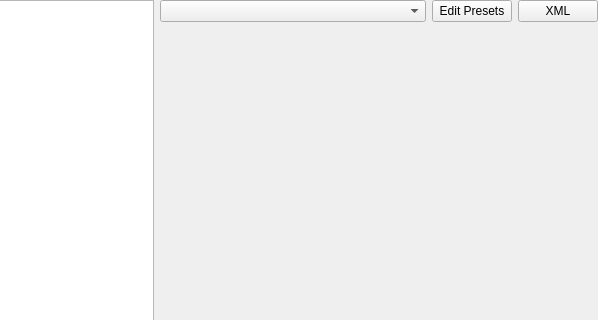
The window that libs/ui/forms/wdgfilterselector.ui (KDE/krita) describes before a commit, drawn with Qt 5; both pictures show x 102 to 700 and y 0 to 320 of the 700 by 430 pixel window.
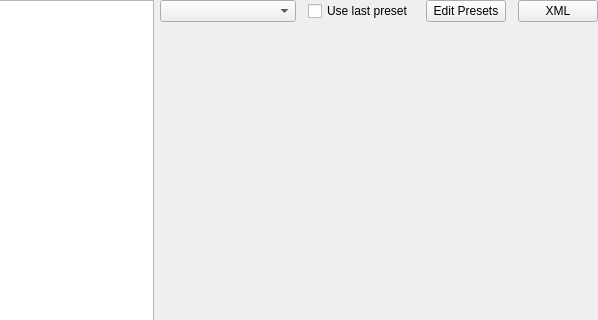
The same window after the commit. Custom widgets are drawn as their Qt base class.

Commit message:
Add a checkbox to automatically select the last used filter preset
Or not...

Diff of the .ui file:
```diff
--- a/libs/ui/forms/wdgfilterselector.ui
+++ b/libs/ui/forms/wdgfilterselector.ui
@@ -58,13 +58,6 @@
     </widget>
    </item>
    <item>
-    <widget class="QWidget" name="widget">
-     <property name="sizePolicy">
-      <sizepolicy hsizetype="Preferred" vsizetype="Preferred">
-       <horstretch>1</horstretch>
-       <verstretch>0</verstretch>
-      </sizepolicy>
-     </property>
      <layout class="QVBoxLayout" name="verticalLayout">
       <property name="spacing">
        <number>12</number>
@@ -82,7 +75,6 @@
        <number>0</number>
       </property>
       <item>
-       <widget class="QWidget" name="widget_2">
         <layout class="QHBoxLayout" name="horizontalLayout">
          <property name="leftMargin">
           <number>0</number>
@@ -118,6 +110,16 @@
            </property>
           </widget>
          </item>
+       <item>
+        <widget class="QCheckBox" name="chkRememberPreset">
+         <property name="toolTip">
+          <string>Restore the last used preset</string>
+         </property>
+         <property name="text">
+          <string>Use last preset</string>
+         </property>
+        </widget>
+       </item>
          <item>
           <widget class="QPushButton" name="pushButtonEditPressets">
            <property name="text">
@@ -136,7 +138,6 @@
           </widget>
          </item>
         </layout>
-       </widget>
       </item>
       <item>
        <widget class="QScrollArea" name="scrollArea">
@@ -189,7 +190,6 @@
        </widget>
       </item>
      </layout>
-    </widget>
    </item>
   </layout>
  </widget>
```
Left out of the diff: 6 changed lines with no effect on the pictures. Lines whose indentation alone changed are shown as unchanged. The commit also changes 1 other file.
